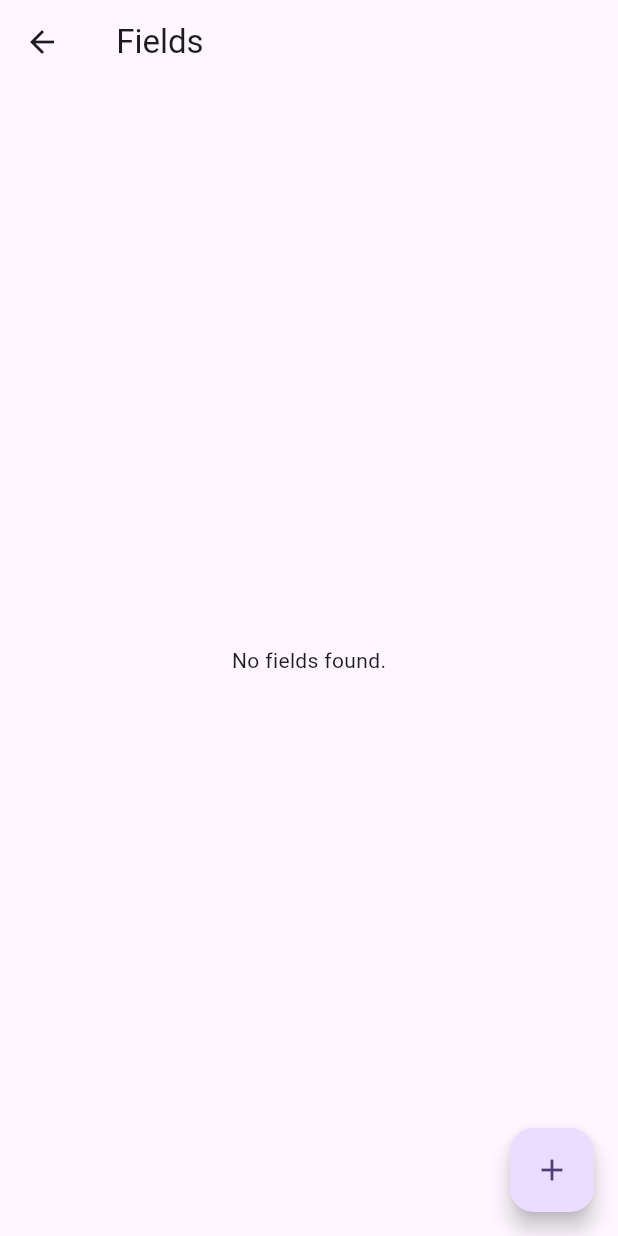
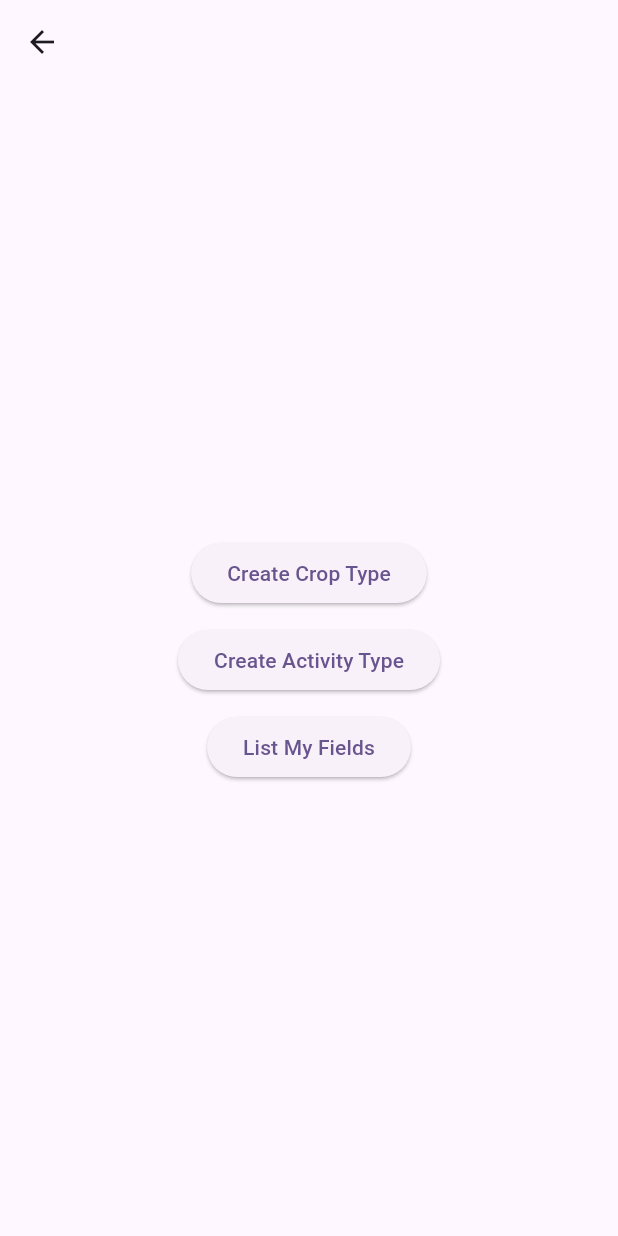
Before and after one commit to ervinwirth/agrisine_flutter, a Flutter app: the ProjectDetailScreen screen opened directly with empty values, on a phone screen of 412 x 824 dp. Run offline on Flutter 3.47's test engine with Material 3 defaults, Android fonts, the phone set to English and light mode, and no system bars; our stand-ins replace drift; accounts and stored records are empty; generated files the repository leaves out were written again.

Commit message:
Update screens (create project, list project, proejct details) with translations

```diff
--- a/l10n/intl_en.arb
+++ b/l10n/intl_en.arb
@@ -1,8 +1,18 @@
 {
-  "@@locale": "en",
-  "appTitle": "Agrisix App",
-  "homeTitle": "Agrisix Home",
-  "myProjects": "My Projects",
-  "addNewProject": "Add New Project",
-  "changeLanguage": "Change Language"
+    "@@locale": "en",
+    "appTitle": "Agrisix App",
+    "homeTitle": "Agrisix Home",
+    "myProjects": "My Projects",
+    "addNewProject": "Add New Project",
+    "changeLanguage": "Change Language",
+    "createProjectTitle": "Create New Project",
+    "projectNameLabel": "Project Name",
+    "projectNameValidation": "Please enter a project name",
+    "createProjectButton": "Create Project",
+    "projectCreatedSuccess": "Project created successfully!",
+    "errorLoadingProjects": "Error loading projects.",
+    "noProjectsFound": "No projects found.",
+    "createCropType": "Create Crop Type",
+    "createActivityType": "Create Activity Type",
+    "listMyFields": "List My Fields"
 }
--- a/lib/project_detail_screen.dart
+++ b/lib/project_detail_screen.dart
@@ -1,7 +1,6 @@
-// project_detail_screen.dart
 import 'package:flutter/material.dart';
 import 'package:agrisix_flutter/src/data/app_database.dart';
-
+import 'l10n/generated/l10n.dart'; // Import localization
 
 class ProjectDetailScreen extends StatelessWidget {
   final AppDatabase database;
@@ -19,40 +18,34 @@ class ProjectDetailScreen extends StatelessWidget {
   Widget build(BuildContext context) {
     return Scaffold(
       appBar: AppBar(
-        title: Text('$projectName Fields'),
+        title: Text(projectName), // Display only the project name
       ),
-      body: FutureBuilder<List<Field>>(
-        future: database.getFieldsByProjectId(projectId),
-        builder: (context, snapshot) {
-          if (snapshot.connectionState == ConnectionState.waiting) {
-            return const Center(child: CircularProgressIndicator());
-          } else if (snapshot.hasError) {
-            return const Center(child: Text('Error loading fields.'));
-          } else if (!snapshot.hasData || snapshot.data!.isEmpty) {
-            return const Center(child: Text('No fields found.'));
-          }
-
-          final fields = snapshot.data!;
-          return ListView.builder(
-            itemCount: fields.length,
-            itemBuilder: (context, index) {
-              final field = fields[index];
-              return ListTile(
-                title: Text(field.name),
-                subtitle: Text('Created on: ${field.createdAt}'),
-                onTap: () {
-                  // You can extend this later to show more details for each field
-                },
-              );
-            },
-          );
-        },
-      ),
-      floatingActionButton: FloatingActionButton(
-        onPressed: () {
-          // Placeholder for functionality to add new field or later implement a map view.
-        },
-        child: const Icon(Icons.add),
+      body: Center(
+        child: Column(
+          mainAxisAlignment: MainAxisAlignment.center,
+          children: [
+            ElevatedButton(
+              onPressed: () {
+                // Navigate to the Create Crop Type screen
+              },
+              child: Text(S.of(context).createCropType), // Use translation
+            ),
+            const SizedBox(height: 10),
+            ElevatedButton(
+              onPressed: () {
+                // Navigate to the Create Activity Type screen
+              },
+              child: Text(S.of(context).createActivityType), // Use translation
+            ),
+            const SizedBox(height: 10),
+            ElevatedButton(
+              onPressed: () {
+                // Navigate to the List My Fields screen
+              },
+              child: Text(S.of(context).listMyFields), // Use translation
+            ),
+          ],
+        ),
       ),
     );
   }
```
Also changed, not shown: l10n/intl_hu.arb (+11 -1 lines), lib/create_project_screen.dart (+8 -9 lines), lib/project_list_screen.dart (+8 -3 lines).
